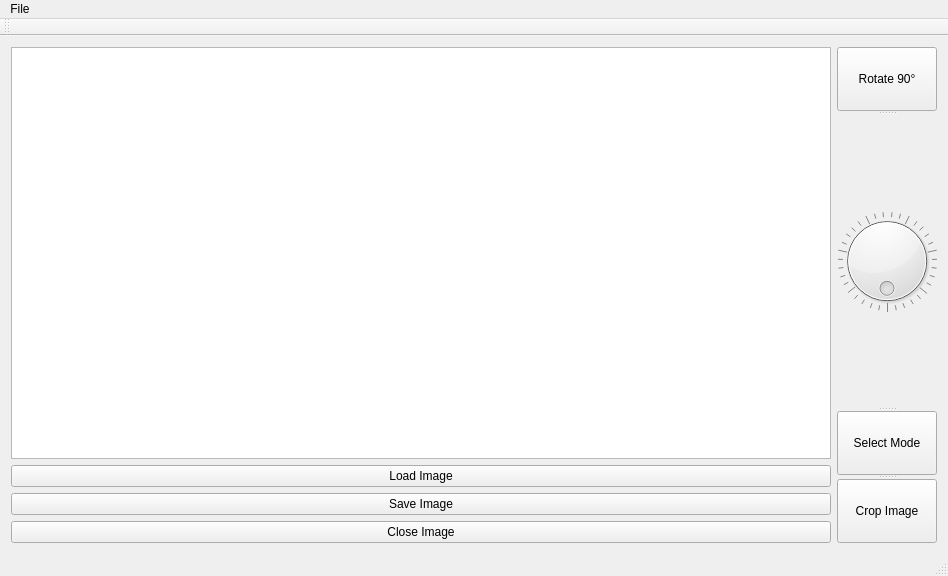
Before: the Qt Designer form image.ui in brettalcox/ImageViewer, drawn with Qt 5.
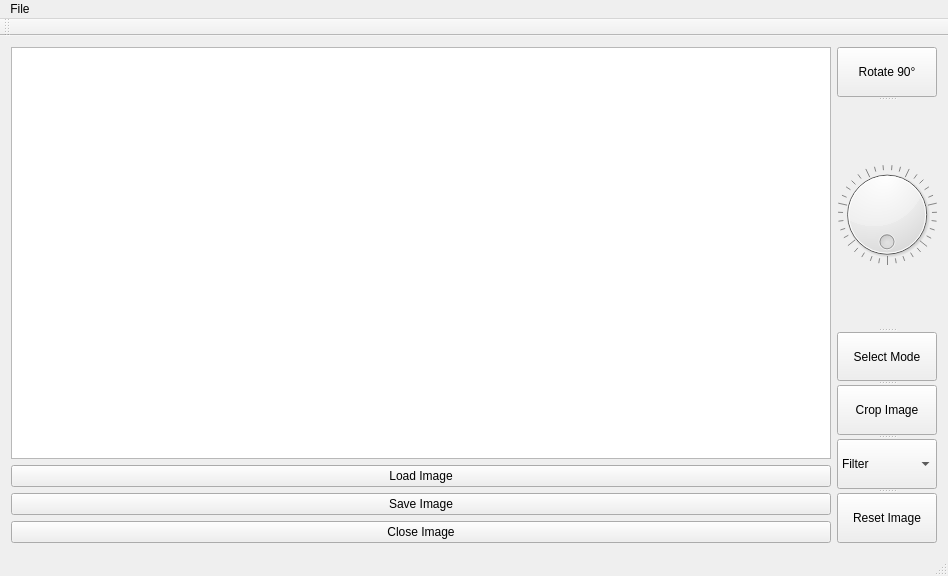
After: the same form once the commit is applied.

Commit message: Added filters like grayscale and sepia. Added reset image function as well.

```diff
--- a/image.ui
+++ b/image.ui
@@ -83,6 +83,12 @@
        </property>
       </widget>
       <widget class="QDial" name="dial">
+       <property name="sizePolicy">
+        <sizepolicy hsizetype="Preferred" vsizetype="Preferred">
+         <horstretch>0</horstretch>
+         <verstretch>0</verstretch>
+        </sizepolicy>
+       </property>
        <property name="maximum">
         <number>35</number>
        </property>
@@ -118,6 +124,12 @@
        </property>
       </widget>
       <widget class="QPushButton" name="selectButton">
+       <property name="sizePolicy">
+        <sizepolicy hsizetype="Minimum" vsizetype="Fixed">
+         <horstretch>0</horstretch>
+         <verstretch>0</verstretch>
+        </sizepolicy>
+       </property>
        <property name="text">
         <string>Select Mode</string>
        </property>
@@ -127,6 +139,33 @@
         <string>Crop Image</string>
        </property>
       </widget>
+      <widget class="QComboBox" name="comboBox">
+       <item>
+        <property name="text">
+         <string>Filter</string>
+        </property>
+       </item>
+       <item>
+        <property name="text">
+         <string>Normal</string>
+        </property>
+       </item>
+       <item>
+        <property name="text">
+         <string>Grayscale</string>
+        </property>
+       </item>
+       <item>
+        <property name="text">
+         <string>Sepia</string>
+        </property>
+       </item>
+      </widget>
+      <widget class="QPushButton" name="resetButton">
+       <property name="text">
+        <string>Reset Image</string>
+       </property>
+      </widget>
      </widget>
     </item>
    </layout>
```
Left out of the diff: 4 changed lines with no effect on the pictures. The commit also changes 2 other files.
